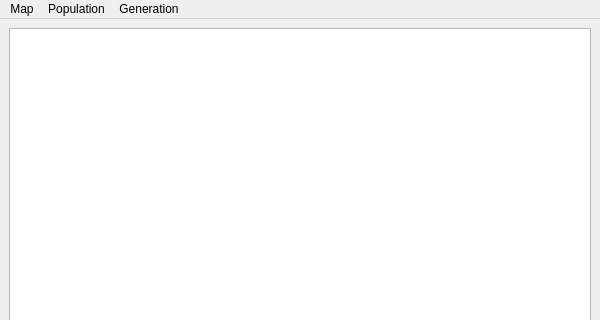
akkenoth/TSPGen, file UI/Layouts/TSPGenMainWindow.ui: the form before one commit; both pictures show x 0 to 600 and y 0 to 320 of the 600 by 480 pixel window.
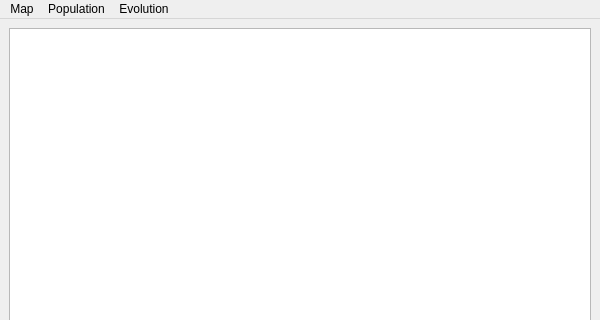
The form after the commit.

Commit message: UI/TSPGenMainWindow: added support for population generating, processing, saving, passing to painter, entering generation/processing parameters etc.

```diff
--- a/UI/Layouts/TSPGenMainWindow.ui
+++ b/UI/Layouts/TSPGenMainWindow.ui
@@ -77,15 +77,15 @@
     <addaction name="actionGeneratePopulation"/>
     <addaction name="actionDisplayPopulation"/>
    </widget>
-   <widget class="QMenu" name="menuGeneration">
+   <widget class="QMenu" name="menuEvolution">
     <property name="title">
-     <string>Generation</string>
+     <string>Evolution</string>
     </property>
     <addaction name="actionProcessGeneration"/>
    </widget>
    <addaction name="menuMap"/>
    <addaction name="menuPopulation"/>
-   <addaction name="menuGeneration"/>
+   <addaction name="menuEvolution"/>
   </widget>
   <widget class="QStatusBar" name="statusbar">
    <property name="sizeGripEnabled">
```
Left out of the diff: 8 changed lines with no effect on the pictures. The commit also changes 3 other files.
